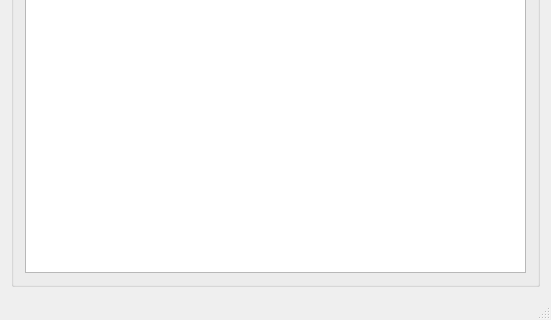
Qt form qtserialbus/examples/serialbus/can/mainwindow.ui (plexinc/qt-fork) before a commit; both pictures show x 0 to 551 and y 161 to 481 of the 551 by 481 pixel window.
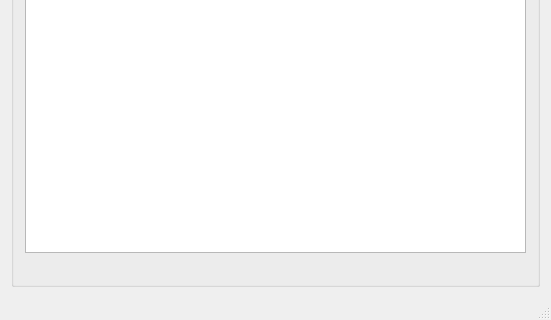
The same form after that commit. Icons and pictures are not drawn. Custom widgets are drawn as their Qt base class.

What changed in the file:
```diff
--- a/qtserialbus/examples/serialbus/can/mainwindow.ui
+++ b/qtserialbus/examples/serialbus/can/mainwindow.ui
@@ -66,6 +66,13 @@
          </property>
         </widget>
        </item>
+       <item>
+        <widget class="QLabel" name="busStatus">
+         <property name="text">
+          <string/>
+         </property>
+        </widget>
+       </item>
       </layout>
      </widget>
     </item>
```
Left out of the diff: 12 changed lines with no effect on the pictures.
